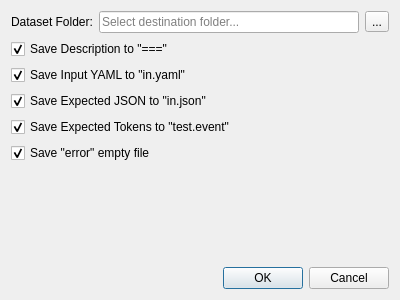
Above: Examples/JsonYamlToJsonTestSuite/frmsavedataset.ui from g-gualeni/QtNoid2 before the change. Below: the same form after it.
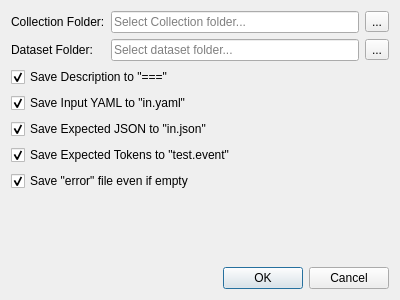
That is the form after the change.

Patch:
```diff
--- a/Examples/JsonYamlToJsonTestSuite/frmsavedataset.ui
+++ b/Examples/JsonYamlToJsonTestSuite/frmsavedataset.ui
@@ -15,22 +15,43 @@
   </property>
   <layout class="QVBoxLayout" name="verticalLayout">
    <item>
-    <layout class="QHBoxLayout" name="horizontalLayout">
-     <item>
+    <layout class="QGridLayout" name="gridLayout">
+     <item row="0" column="0">
+      <widget class="QLabel" name="lblDestinationFolder_2">
+       <property name="text">
+        <string>Collection Folder:</string>
+       </property>
+      </widget>
+     </item>
+     <item row="0" column="1">
+      <widget class="QLineEdit" name="txtCollectionFolder">
+       <property name="placeholderText">
+        <string>Select Collection folder...</string>
+       </property>
+      </widget>
+     </item>
+     <item row="0" column="2">
+      <widget class="QToolButton" name="cmdBrowseCollection">
+       <property name="text">
+        <string>...</string>
+       </property>
+      </widget>
+     </item>
+     <item row="1" column="0">
       <widget class="QLabel" name="lblDestinationFolder">
        <property name="text">
         <string>Dataset Folder:</string>
        </property>
       </widget>
      </item>
-     <item>
-      <widget class="QLineEdit" name="txtDestinationFolder">
+     <item row="1" column="1">
+      <widget class="QLineEdit" name="txtDatasetFolder">
        <property name="placeholderText">
-        <string>Select destination folder...</string>
+        <string>Select dataset folder...</string>
        </property>
       </widget>
      </item>
-     <item>
+     <item row="1" column="2">
       <widget class="QToolButton" name="cmdBrowseDestination">
        <property name="text">
         <string>...</string>
@@ -82,7 +103,7 @@
    <item>
     <widget class="QCheckBox" name="chkSaveErrorEmptyFile">
      <property name="text">
-      <string>Save &quot;error&quot; empty file</string>
+      <string>Save &quot;error&quot; file even if empty</string>
      </property>
      <property name="checked">
       <bool>true</bool>
```
